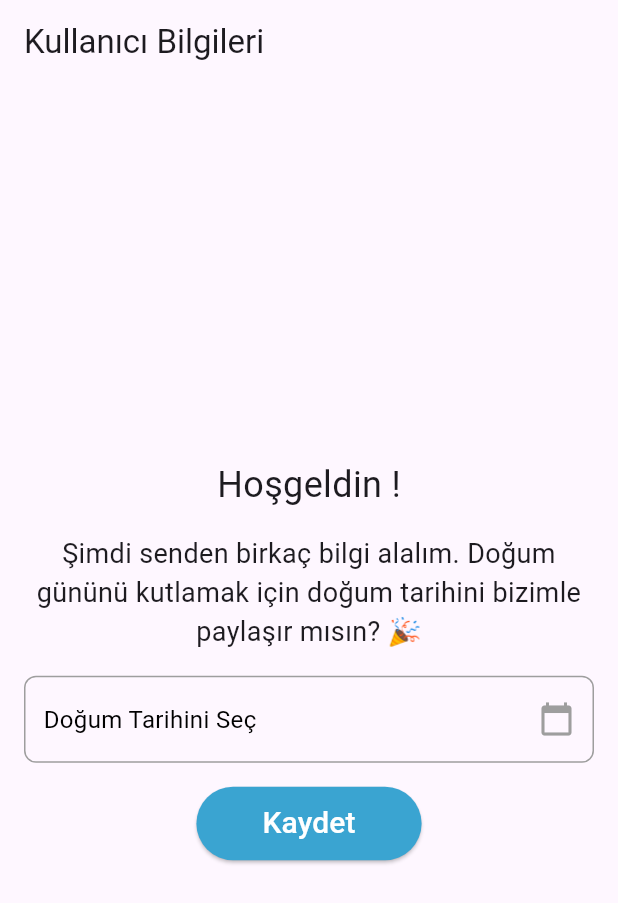
After one commit to cankirkgz/Ternai, a Flutter app: the BirthDateSelectPage screen opened directly, on a phone screen of 412 x 824 dp. The commit adds this screen. Shown: the top 903 px of the screen. Run offline on Flutter 3.47's test engine with Material 3 defaults, Android fonts, the phone set to English and light mode, and no system bars; our stand-ins replace animated_bottom_navigation_bar, cloud_firestore, dropdown_search, firebase_auth, firebase_core, flutter_riverpod and 3 more; missing offline and left inert: currency_converter; accounts and stored records are empty.

Commit message:
doğum tarihi ve ülke seçme ekranları eklendi, firestore bağlantıları yapıldı

```diff
--- a/lib/models/user_model.dart
+++ b/lib/models/user_model.dart
@@ -5,7 +5,6 @@ class UserModel {
   final String userId;
   final String name;
   final String email;
-  final String? phoneNumber;
   final int? age;
   final Country? country;
   final String? profileUrl;
@@ -18,7 +17,6 @@ class UserModel {
     required this.email,
     required this.createdAt,
     required this.updatedAt,
-    this.phoneNumber,
     this.age,
     this.country,
     this.profileUrl,
@@ -33,7 +31,6 @@ class UserModel {
           .now(), // Placeholder, should come from Firestore or other source
       updatedAt: DateTime
           .now(), // Placeholder, should come from Firestore or other source
-      phoneNumber: user.phoneNumber,
     );
   }
 
@@ -44,7 +41,6 @@ class UserModel {
       'email': email,
       'created_at': createdAt.toIso8601String(),
       'updated_at': updatedAt.toIso8601String(),
-      'phone_number': phoneNumber,
       'age': age,
       'country': country?.toMap(),
       'profile_url': profileUrl,
@@ -53,17 +49,20 @@ class UserModel {
 
   factory UserModel.fromMap(Map<String, dynamic> map) {
     return UserModel(
-      userId: map['user_id'],
-      name: map['name'],
-      email: map['email'],
-      createdAt: DateTime.parse(map['created_at']),
-      updatedAt: DateTime.parse(map['updated_at']),
-      phoneNumber: map['phone_number'],
-      age: map['age'],
+      userId: map['user_id'] ?? '',
+      name: map['name'] ?? '',
+      email: map['email'] ?? '',
+      createdAt: map['created_at'] != null
+          ? DateTime.parse(map['created_at'])
+          : DateTime.now(),
+      updatedAt: map['updated_at'] != null
+          ? DateTime.parse(map['updated_at'])
+          : DateTime.now(),
+      age: map['age'] ?? 0,
       country: map['country'] != null
           ? Country.fromMap(map['country'], map['country_id'])
           : null,
-      profileUrl: map['profile_url'],
+      profileUrl: map['profile_url'] ?? '',
     );
   }
 }
--- a/lib/services/firestore_service.dart
+++ b/lib/services/firestore_service.dart
@@ -16,7 +16,7 @@ class FirestoreService {
     try {
       DocumentSnapshot doc =
           await _firestore.collection('users').doc(userId).get();
-      if (doc.exists) {
+      if (doc.exists && doc.data() != null) {
         return UserModel.fromMap(doc.data() as Map<String, dynamic>);
       }
       return null;
--- /dev/null
+++ b/lib/views/authentication_screens/birth_date_select_page.dart
@@ -0,0 +1,165 @@
+import 'package:flutter/material.dart';
+import 'package:provider/provider.dart';
+import 'package:travelguide/theme/theme.dart';
+import 'package:travelguide/viewmodels/auth_viewmodel.dart';
+import 'package:intl/intl.dart';
+import 'package:travelguide/views/authentication_screens/country_select_page.dart';
+import 'package:travelguide/views/widgets/custom_button.dart';
+
+class BirthDateSelectPage extends StatefulWidget {
+  const BirthDateSelectPage({super.key});
+
+  @override
+  State<BirthDateSelectPage> createState() => _BirthDateSelectPageState();
+}
+
+class _BirthDateSelectPageState extends State<BirthDateSelectPage> {
+  final _formKey = GlobalKey<FormState>();
+  DateTime? _selectedDate;
+  int? _calculatedAge;
+
+  Future<void> _selectDate(BuildContext context) async {
+    try {
+      final DateTime today = DateTime.now();
+      final DateTime firstDate = DateTime(today.year - 100);
+      final DateTime lastDate = DateTime(today.year - 15);
+
+      final DateTime? picked = await showDatePicker(
+        context: context,
+        initialDate: lastDate,
+        firstDate: firstDate,
+        lastDate: lastDate,
+        //locale: Locale('tr', 'TR'), // Yerel ayarları yoruma alarak deneyin
+      );
+
+      if (picked != null && picked != _selectedDate) {
+        setState(() {
+          _selectedDate = picked;
+        });
+      }
+    } catch (e) {
+      ScaffoldMessenger.of(context).showSnackBar(
+        SnackBar(
+            content: Text(
+                'Doğum tarihi seçilirken bir hata oluştu. Lütfen tekrar deneyin.')),
+      );
+    }
+  }
+
+  int _calculateAge(DateTime birthDate) {
+    final DateTime today = DateTime.now();
+    int age = today.year - birthDate.year;
+    if (today.month < birthDate.month ||
+        (today.month == birthDate.month && today.day < birthDate.day)) {
+      age--;
+    }
+    return age;
+  }
+
+  @override
+  Widget build(BuildContext context) {
+    final authViewModel = Provider.of<AuthViewModel>(context);
+
+    return Scaffold(
+      appBar: AppBar(
+        automaticallyImplyLeading: false,
+        title: Text("Kullanıcı Bilgileri"),
+      ),
+      body: Center(
+        child: Padding(
+          padding: const EdgeInsets.all(16.0),
+          child: Form(
+            key: _formKey,
+            child: Column(
+              mainAxisAlignment: MainAxisAlignment.center,
+              crossAxisAlignment: CrossAxisAlignment.center,
+              children: [
+                if (authViewModel.user != null)
+                  Text(
+                    "Hoşgeldin ${authViewModel.user?.name}!",
+                    style: TextStyle(fontSize: 24),
+                  ),
+                SizedBox(height: 16),
+                Text(
+                  "Şimdi senden birkaç bilgi alalım. Doğum gününü kutlamak için doğum tarihini bizimle paylaşır mısın? 🎉",
+                  style: TextStyle(fontSize: 18),
+                  textAlign: TextAlign.center,
+                ),
+                SizedBox(height: 16),
+                InkWell(
+                  onTap: () => _selectDate(context),
+                  child: Container(
+                    padding: EdgeInsets.symmetric(horizontal: 12, vertical: 16),
+                    decoration: BoxDecoration(
+                      border: Border.all(color: Colors.grey),
+                      borderRadius: BorderRadius.circular(8),
+                    ),
+                    child: Row(
+                      mainAxisAlignment: MainAxisAlignment.spaceBetween,
+                      children: [
+                        Text(
+                          _selectedDate == null
+                              ? 'Doğum Tarihini Seç'
+                              : DateFormat('dd/MM/yyyy').format(_selectedDate!),
+                          style: TextStyle(fontSize: 16, color: Colors.black),
+                        ),
+                        Icon(Icons.calendar_today, color: Colors.grey),
+                      ],
+                    ),
+                  ),
+                ),
+                SizedBox(height: 16),
+                CustomButton(
+                  text: "Kaydet",
+                  color: AppColors.primaryColor,
+                  onPressed: () async {
+                    if (_selectedDate == null) {
+                      ScaffoldMessenger.of(context).showSnackBar(
+                        SnackBar(
+                            content: Text('Lütfen doğum tarihinizi seçin.')),
+                      );
+                      return;
+                    }
+
+                    if (_formKey.currentState!.validate() &&
+                        authViewModel.user != null) {
+                      int age = _calculateAge(_selectedDate!);
+
+                      Map<String, dynamic> data = {
+                        'birth_date': _selectedDate!.toIso8601String(),
+                        'age': age,
+                      };
+
+                      await authViewModel.updateUserField(
+                          authViewModel.user!.userId, data);
+
+                      setState(() {
+                        _calculatedAge = age;
+                      });
+
+                      // CountrySelectPage sayfasına yönlendirme
+                      Navigator.pushReplacement(
+                        context,
+                        MaterialPageRoute(
+                          builder: (context) => const CountrySelectPage(),
+                        ),
+                      );
+                    }
+                  },
+                ),
+                if (_calculatedAge != null)
+                  Padding(
+                    padding: const EdgeInsets.all(8.0),
+                    child: Text(
+                      'Yaşınız: $_calculatedAge',
+                      style: TextStyle(fontSize: 18),
+                    ),
+                  ),
+              ],
+            ),
+          ),
+        ),
+      ),
+    );
+  }
+}
--- a/lib/views/authentication_screens/signup_page.dart
+++ b/lib/views/authentication_screens/signup_page.dart
@@ -4,6 +4,7 @@ import 'package:icons_plus/icons_plus.dart';
 import 'package:provider/provider.dart';
 import 'package:travelguide/theme/theme.dart';
 import 'package:travelguide/viewmodels/auth_viewmodel.dart';
+import 'package:travelguide/views/authentication_screens/birth_date_select_page.dart';
 import 'package:travelguide/views/authentication_screens/login_page.dart';
 import 'package:travelguide/views/home_screens/home_page.dart';
 import 'package:travelguide/views/widgets/custom_button.dart';
@@ -173,7 +174,8 @@ class _SignUpPageState extends State<SignUpPage> {
                                 Navigator.pushReplacement(
                                   context,
                                   MaterialPageRoute(
-                                      builder: (context) => const HomePage()),
+                                      builder: (context) =>
+                                          const BirthDateSelectPage()),
                                 );
                               } catch (e) {
                                 ScaffoldMessenger.of(context).showSnackBar(
```
Also changed, not shown: lib/viewmodels/auth_viewmodel.dart (+11 -0 lines), lib/views/authentication_screens/country_select_page.dart (added, +112 -0 lines).
